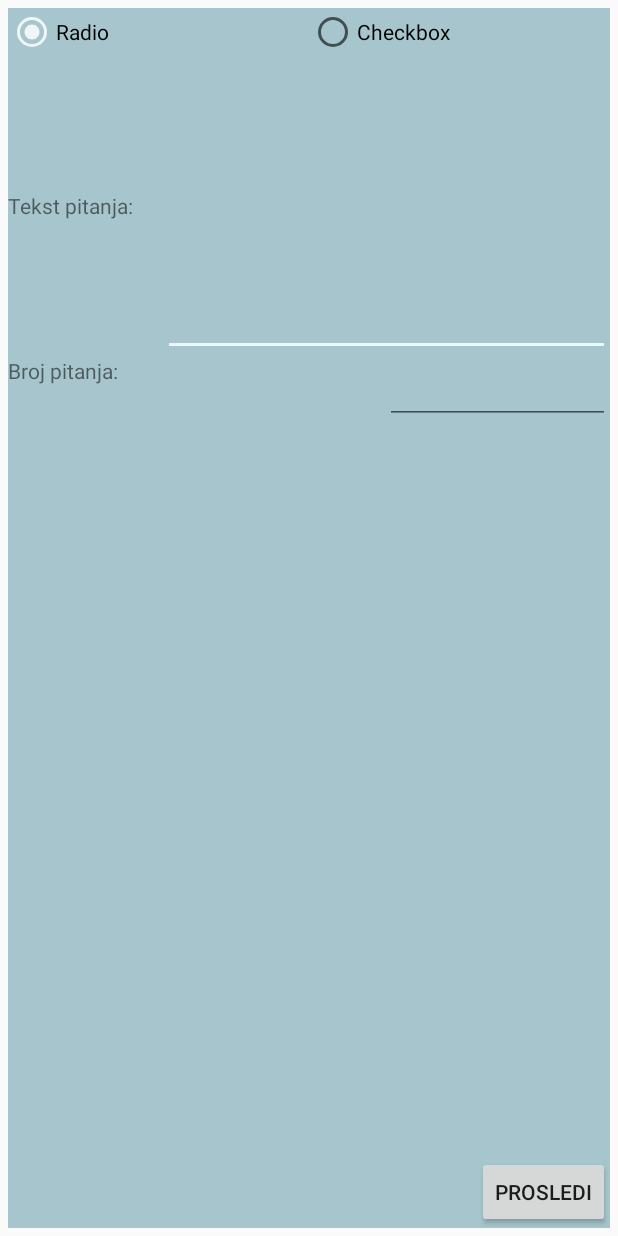
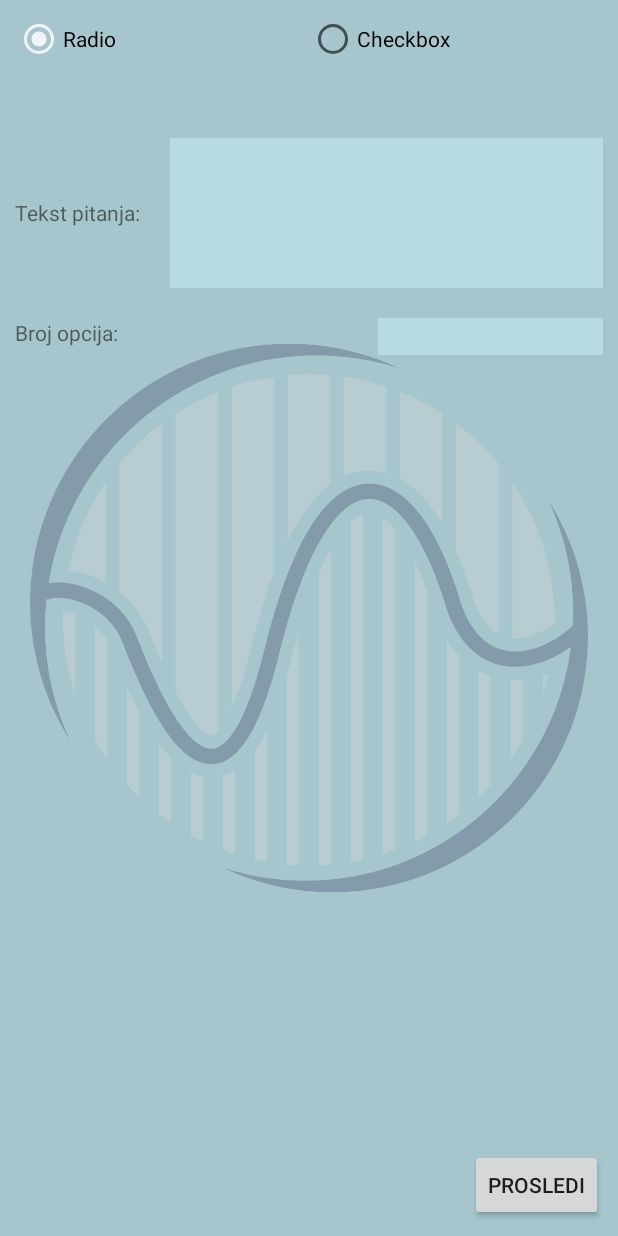
Before and after one commit to ServesYouRice/NRT4912, an Android app: the AddQuestionActivity screen opened directly, with no data from a screen before it, on a phone screen of 412 x 824 dp. Run offline under Robolectric (Android 15) with nearby library versions, the phone set to English and light mode, and no system bars.

```diff
--- a/app/src/main/AndroidManifest.xml
+++ b/app/src/main/AndroidManifest.xml
@@ -4,9 +4,9 @@
 
     <application
         android:allowBackup="true"
-        android:icon="@mipmap/ic_launcher"
+        android:icon="@mipmap/web_hi_res_512"
         android:label="@string/app_name"
-        android:roundIcon="@mipmap/ic_launcher_round"
+        android:roundIcon="@mipmap/web_hi_res_512"
         android:supportsRtl="true"
         android:theme="@style/AppTheme">
         <activity android:name=".MainActivity">
--- a/app/src/main/java/com/viktorrahmanovic/nrt4912/AllQuestionsActivity.java
+++ b/app/src/main/java/com/viktorrahmanovic/nrt4912/AllQuestionsActivity.java
@@ -1,5 +1,6 @@
 package com.viktorrahmanovic.nrt4912;
 
+import android.graphics.Color;
 import android.support.v7.app.AppCompatActivity;
 import android.os.Bundle;
 import android.widget.LinearLayout;
@@ -16,8 +17,8 @@ public class AllQuestionsActivity extends AppCompatActivity {
         for (Question q: ProfActivity.questions) {
             TextView tvQustion = new TextView(this);
 
-            tvQustion.setText(q.getQuestionText());
-
+            tvQustion.setText("- " + q.getQuestionText());
+            tvQustion.setTextSize(20);
             llRoot.addView(tvQustion);
         }
     }
--- a/app/src/main/java/com/viktorrahmanovic/nrt4912/AnswerQuestionActivity.java
+++ b/app/src/main/java/com/viktorrahmanovic/nrt4912/AnswerQuestionActivity.java
@@ -40,7 +40,7 @@ public class AnswerQuestionActivity extends AppCompatActivity {
         Question currentQuestion = ProfActivity.answers[student].get(question);
         // postavljamo Interface
 
-        ((TextView)findViewById(R.id.tvQuestion)).setText(currentQuestion.getQuestionText());
+        ((TextView)findViewById(R.id.tvQuestion)).setText("Pitanje: " + currentQuestion.getQuestionText());
 
         LinearLayout llRoot = ((LinearLayout)findViewById(R.id.llRoot));
         if(currentQuestion.getClass().equals(TextQuestion.class)){
--- a/app/src/main/res/layout/activity_add_question.xml
+++ b/app/src/main/res/layout/activity_add_question.xml
@@ -1,18 +1,28 @@
 <?xml version="1.0" encoding="utf-8"?>
 
-<LinearLayout
+
+<RelativeLayout
 
     xmlns:android="http://schemas.android.com/apk/res/android"
     xmlns:app="http://schemas.android.com/apk/res-auto"
     xmlns:tools="http://schemas.android.com/tools"
     android:layout_width="match_parent"
     android:layout_height="match_parent"
-    android:layout_margin="5dp"
+    android:background="@color/background"
     android:orientation="vertical"
-    android:background="@color/background"
-
+    android:padding="10dp"
     tools:context="com.viktorrahmanovic.nrt4912.AddQuestionActivity">
 
+    <ImageView
+        android:layout_width="wrap_content"
+        android:layout_height="wrap_content"
+        android:layout_marginHorizontal="10dp"
+        android:src="@mipmap/logo_skole_full" />
+
+    <LinearLayout
+        android:layout_width="match_parent"
+        android:layout_height="match_parent"
+        android:orientation="vertical">
 
 
         <RadioGroup
@@ -97,14 +107,14 @@
         <RelativeLayout
             android:id="@+id/rlRadioWrapper"
             android:layout_width="match_parent"
-        android:layout_height="match_parent"
-        >
+            android:layout_height="match_parent">
 
 
             <RelativeLayout
                 android:id="@+id/rlInputWrapperRadio"
                 android:layout_width="match_parent"
-            android:layout_height="wrap_content">
+                android:layout_height="wrap_content"
+                android:layout_marginTop="50dp">
 
                 <TextView
                     android:id="@+id/tvTekstPitanjaRadio"
@@ -114,13 +124,15 @@
                     android:text="Tekst pitanja:" />
 
                 <EditText
+                    android:id="@+id/etTextQuestionRadio"
                     android:layout_width="match_parent"
-                android:layout_height="200dp"
+                    android:layout_height="100dp"
                     android:layout_marginLeft="20dp"
                     android:layout_toRightOf="@+id/tvTekstPitanjaRadio"
+                    android:background="@color/edittextbg"
                     android:gravity="top"
+                    android:imeOptions="actionNext"
                     android:inputType="textMultiLine"
-                android:id="@+id/etTextQuestionRadio"
 
                     />
             </RelativeLayout>
@@ -129,7 +141,8 @@
                 android:layout_width="wrap_content"
                 android:layout_height="wrap_content"
                 android:layout_below="@id/rlInputWrapperRadio"
-            android:text="Broj pitanja:"/>
+                android:layout_marginTop="20dp"
+                android:text="Broj opcija:" />
 
             <EditText
                 android:id="@+id/etNumberOfAnswersRadio"
@@ -137,27 +150,34 @@
                 android:layout_height="wrap_content"
                 android:layout_alignParentRight="true"
                 android:layout_below="@id/rlInputWrapperRadio"
+                android:layout_marginTop="20dp"
+                android:background="@color/edittextbg"
+                android:imeOptions="actionNext"
                 android:inputType="number"
                 android:maxLength="1"
+                android:singleLine="true"
+
                 />
 
 
             <LinearLayout
+                android:id="@+id/llOptions"
                 android:layout_width="match_parent"
                 android:layout_height="wrap_content"
-            android:id="@+id/llOptions"
-            android:orientation="vertical"
-            android:layout_below="@id/etNumberOfAnswersRadio">
+                android:layout_below="@id/etNumberOfAnswersRadio"
+                android:layout_marginTop="10dp"
+                android:orientation="vertical">
 
             </LinearLayout>
+
             <Button
+                android:id="@+id/btnAddQuestionRadio"
                 android:layout_width="wrap_content"
                 android:layout_height="wrap_content"
                 android:layout_alignParentBottom="true"
                 android:layout_alignParentEnd="true"
                 android:onClick="nextQuestionClicked"
-            android:text="Prosledi"
-            android:id="@+id/btnAddQuestionRadio"/>
+                android:text="Prosledi" />
         </RelativeLayout>
 
         <RelativeLayout
@@ -169,7 +189,8 @@
             <RelativeLayout
                 android:id="@+id/rlInputWrapperCheckbox"
                 android:layout_width="match_parent"
-            android:layout_height="wrap_content">
+                android:layout_height="wrap_content"
+                android:layout_marginTop="50dp">
 
                 <TextView
                     android:id="@+id/tvTekstPitanjaCheckbox"
@@ -179,17 +200,26 @@
                     android:text="Tekst pitanja:" />
 
                 <EditText
+                    android:id="@+id/etTextQuestionCheckbox"
                     android:layout_width="match_parent"
-                android:layout_height="200dp"
+                    android:layout_height="100dp"
                     android:layout_marginLeft="20dp"
                     android:layout_toRightOf="@+id/tvTekstPitanjaCheckbox"
+                    android:background="@color/edittextbg"
                     android:gravity="top"
+                    android:imeOptions="actionNext"
                     android:inputType="textMultiLine"
-                android:id="@+id/etTextQuestionCheckbox"
-
 
                     />
             </RelativeLayout>
+
+
+            <TextView
+                android:layout_width="wrap_content"
+                android:layout_height="wrap_content"
+                android:layout_below="@id/rlInputWrapperCheckbox"
+                android:layout_marginTop="20dp"
+                android:text="Broj opcija:" />
 
             <EditText
                 android:id="@+id/etNumberOfAnswersCheckbox"
@@ -197,30 +227,39 @@
                 android:layout_height="wrap_content"
                 android:layout_alignParentRight="true"
                 android:layout_below="@id/rlInputWrapperCheckbox"
+                android:layout_marginTop="20dp"
+                android:background="@color/edittextbg"
+                android:imeOptions="actionNext"
                 android:inputType="number"
                 android:maxLength="1"
+                android:singleLine="true"
+
                 />
 
             <LinearLayout
+                android:id="@+id/llOptionsCheckbox"
                 android:layout_width="match_parent"
                 android:layout_height="wrap_content"
-            android:id="@+id/llOptionsCheckbox"
+                android:layout_below="@id/etNumberOfAnswersCheckbox"
+                android:layout_marginTop="10dp"
                 android:orientation="vertical"
-            android:layout_below="@id/etNumberOfAnswersCheckbox">
+
+                >
 
             </LinearLayout>
 
             <Button
+                android:id="@+id/btnAddQuestionCheckbox"
                 android:layout_width="wrap_content"
                 android:layout_height="wrap_content"
                 android:layout_alignParentBottom="true"
                 android:layout_alignParentEnd="true"
                 android:onClick="nextQuestionClicked"
-            android:text="Prosledi"
-            android:id="@+id/btnAddQuestionCheckbox"/>
-
+                android:text="Prosledi" />
 
 
         </RelativeLayout>
+    </LinearLayout>
 
-</LinearLayout>
+
+</RelativeLayout>
--- a/app/src/main/res/layout/activity_answer_question.xml
+++ b/app/src/main/res/layout/activity_answer_question.xml
@@ -20,6 +20,9 @@
     <TextView
         android:layout_width="match_parent"
         android:layout_height="wrap_content"
+        android:textSize="20dp"
+        android:paddingLeft="10dp"
+        android:paddingTop="10dp"
         android:id="@+id/tvQuestion"/>
 
     <LinearLayout
@@ -27,6 +30,7 @@
         android:layout_height="wrap_content"
         android:layout_centerInParent="true"
         android:orientation="vertical"
+        android:paddingLeft="20dp"
         android:id="@+id/llRoot"/>
     <Button
         android:layout_width="wrap_content"
--- a/app/src/main/res/layout/activity_login.xml
+++ b/app/src/main/res/layout/activity_login.xml
@@ -30,12 +30,16 @@
             android:layout_width="200dp"
             android:layout_height="wrap_content"
             android:id="@+id/etUsername"
+            android:imeOptions="actionNext"
+            android:singleLine="true"
             />
 
         <TextView
             android:layout_width="wrap_content"
             android:layout_height="wrap_content"
             android:text="Sifra:"
+            android:imeOptions="actionDone"
+            android:singleLine="true"
 
             />
         <EditText
--- a/app/src/main/res/layout/activity_prof.xml
+++ b/app/src/main/res/layout/activity_prof.xml
@@ -17,7 +17,7 @@
         />
 
     <LinearLayout
-        android:layout_width="150dp"
+        android:layout_width="220dp"
         android:layout_height="wrap_content"
         android:orientation="vertical"
         android:layout_centerInParent="true"
@@ -27,9 +27,11 @@
          android:layout_width="match_parent"
          android:layout_height="wrap_content"
          android:gravity="center_horizontal"
-         android:hint="Broj pitanja"
+         android:hint="Broj pitanja ankete"
          android:id="@+id/etNumberOfQuestions"
          android:inputType="number"
+         android:imeOptions="actionDone"
+         android:singleLine="true"
          />
      <Button
          android:layout_width="match_parent"
--- a/app/src/main/res/values/strings.xml
+++ b/app/src/main/res/values/strings.xml
@@ -2,9 +2,10 @@
     <string name="app_name">NRT4912</string>
     <string name="title_activity_login">Login</string>
     <string name="username">Username:</string>
-    <string name="passowrd">Passowrd:</string>
+    <string name="passowrd">Password:</string>
     <string name="login">Login</string>
     <color name="background">#a6c5cc</color>
+    <color name="edittextbg">#b8dae2</color>
     <color name="a">#f0f5f7</color>
     <color name="b">#dee9ec</color>
     <color name="c">#d1e2e5</color>
```
Also changed, not shown: app/src/main/java/com/viktorrahmanovic/nrt4912/AddQuestionActivity.java (+44 -25 lines), app/src/main/java/com/viktorrahmanovic/nrt4912/StartPollActivity.java (+14 -6 lines), app/src/main/java/com/viktorrahmanovic/nrt4912/StudentsAnswersListActivity.java (+7 -4 lines), app/src/main/res/layout/activity_all_questions.xml (+19 -5 lines), app/src/main/res/layout/activity_start_poll.xml (+16 -20 lines), app/src/main/res/layout/activity_statistics.xml (+19 -3 lines), app/src/main/res/layout/activity_students_answers_list.xml (+24 -12 lines), app/src/main/res/layout/activity_view_all_students.xml (+18 -7 lines), app/src/main/res/mipmap-mdpi/web_hi_res_512.png (added). Lines whose indentation alone changed are shown as unchanged.
